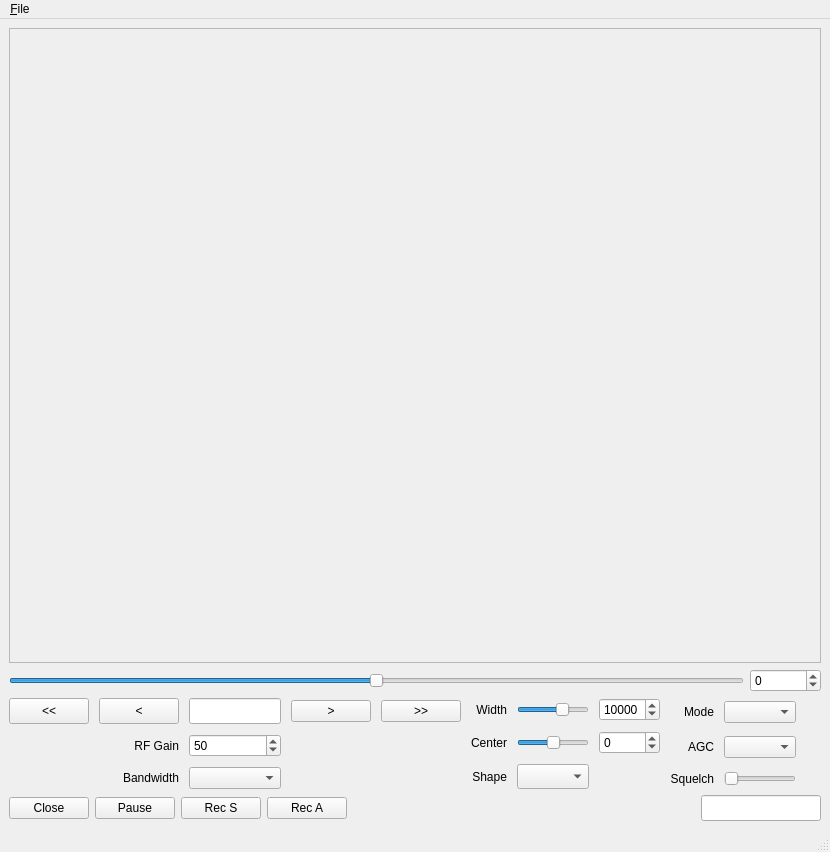
Before: the Qt Designer form gqrx_qtgui.ui in gqrx-sdr/gqrx, drawn with Qt 5.
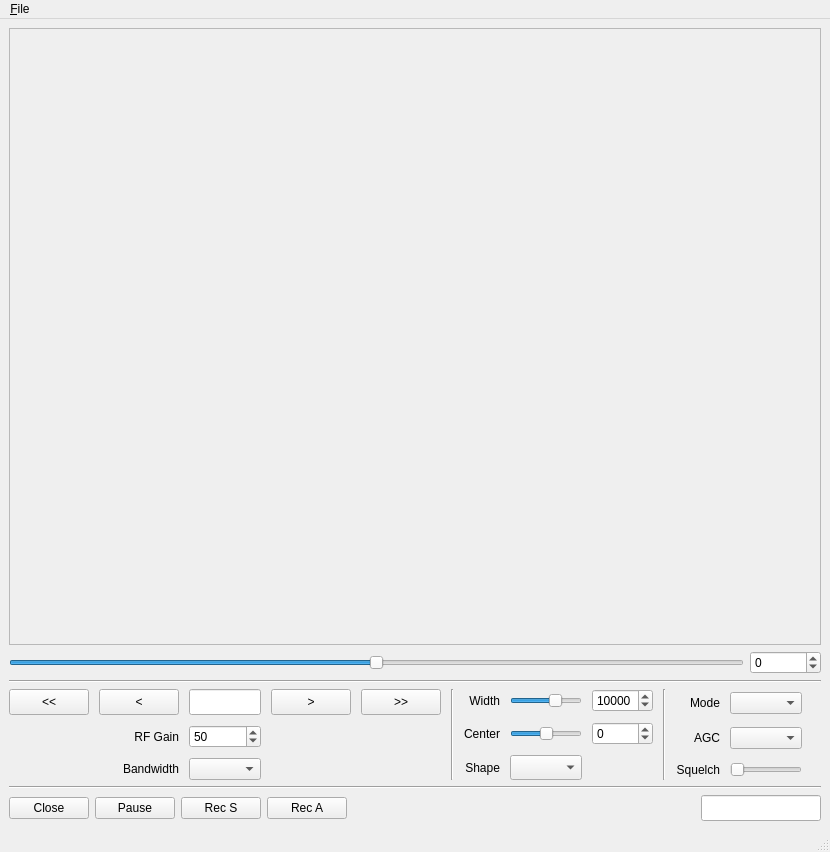
After: the same form once the commit is applied.

Commit message: Added a few separator lines for nicer look.

What changed in the file:
```diff
--- a/gqrx_qtgui.ui
+++ b/gqrx_qtgui.ui
@@ -38,6 +38,9 @@
          <enum>QFrame::Raised</enum>
         </property>
         <layout class="QGridLayout" name="gridLayout">
+         <property name="margin">
+          <number>0</number>
+         </property>
          <item row="0" column="0">
           <layout class="QHBoxLayout" name="sinkLayout"/>
          </item>
@@ -91,6 +94,13 @@
       </item>
      </layout>
     </item>
+    <item>
+     <widget class="Line" name="line">
+      <property name="orientation">
+       <enum>Qt::Horizontal</enum>
+      </property>
+     </widget>
+    </item>
     <item>
      <layout class="QHBoxLayout" name="horizontalLayout">
       <property name="spacing">
@@ -145,6 +155,12 @@
         </item>
         <item row="0" column="3">
          <widget class="QPushButton" name="freqUpBut1">
+          <property name="sizePolicy">
+           <sizepolicy hsizetype="Minimum" vsizetype="Minimum">
+            <horstretch>0</horstretch>
+            <verstretch>0</verstretch>
+           </sizepolicy>
+          </property>
           <property name="text">
            <string>&gt;</string>
           </property>
@@ -152,6 +168,12 @@
         </item>
         <item row="0" column="4">
          <widget class="QPushButton" name="freqUpBut2">
+          <property name="sizePolicy">
+           <sizepolicy hsizetype="Minimum" vsizetype="Minimum">
+            <horstretch>0</horstretch>
+            <verstretch>0</verstretch>
+           </sizepolicy>
+          </property>
           <property name="text">
            <string>&gt;&gt;</string>
           </property>
@@ -169,6 +191,12 @@
         </item>
         <item row="1" column="2">
          <widget class="QSpinBox" name="gainSpin">
+          <property name="sizePolicy">
+           <sizepolicy hsizetype="Preferred" vsizetype="Fixed">
+            <horstretch>0</horstretch>
+            <verstretch>0</verstretch>
+           </sizepolicy>
+          </property>
           <property name="maximum">
            <number>100</number>
           </property>
@@ -199,6 +227,13 @@
         </item>
        </layout>
       </item>
+      <item>
+       <widget class="Line" name="line_3">
+        <property name="orientation">
+         <enum>Qt::Vertical</enum>
+        </property>
+       </widget>
+      </item>
       <item>
        <layout class="QGridLayout" name="filterGridLayout">
         <item row="0" column="0">
@@ -349,6 +384,13 @@
         </item>
        </layout>
       </item>
+      <item>
+       <widget class="Line" name="line_4">
+        <property name="orientation">
+         <enum>Qt::Vertical</enum>
+        </property>
+       </widget>
+      </item>
       <item>
        <layout class="QGridLayout" name="gridLayout_3">
         <item row="0" column="0">
@@ -409,7 +451,7 @@
         </property>
         <property name="sizeHint" stdset="0">
          <size>
-          <width>40</width>
+          <width>100</width>
           <height>20</height>
          </size>
         </property>
@@ -417,6 +459,13 @@
       </item>
      </layout>
     </item>
+    <item>
+     <widget class="Line" name="line_2">
+      <property name="orientation">
+       <enum>Qt::Horizontal</enum>
+      </property>
+     </widget>
+    </item>
     <item>
      <layout class="QHBoxLayout" name="buttonHorizontalLayout">
       <item>
```
Left out of the diff: 2 changed lines with no effect on the pictures. The commit also changes 1 other file.
